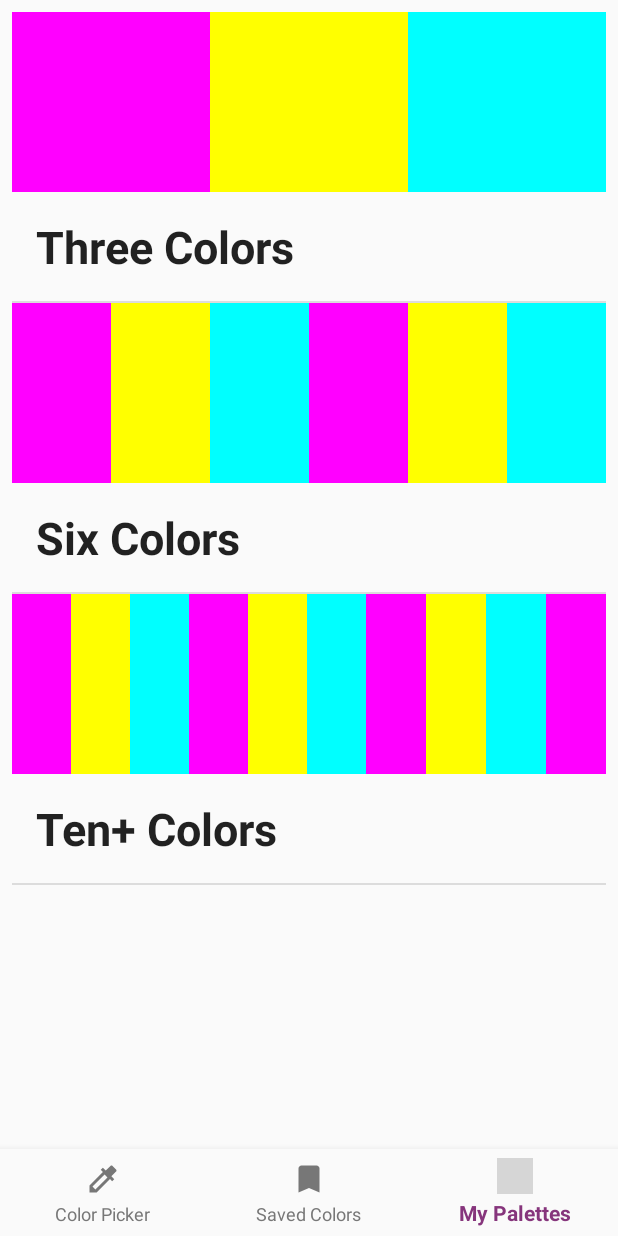
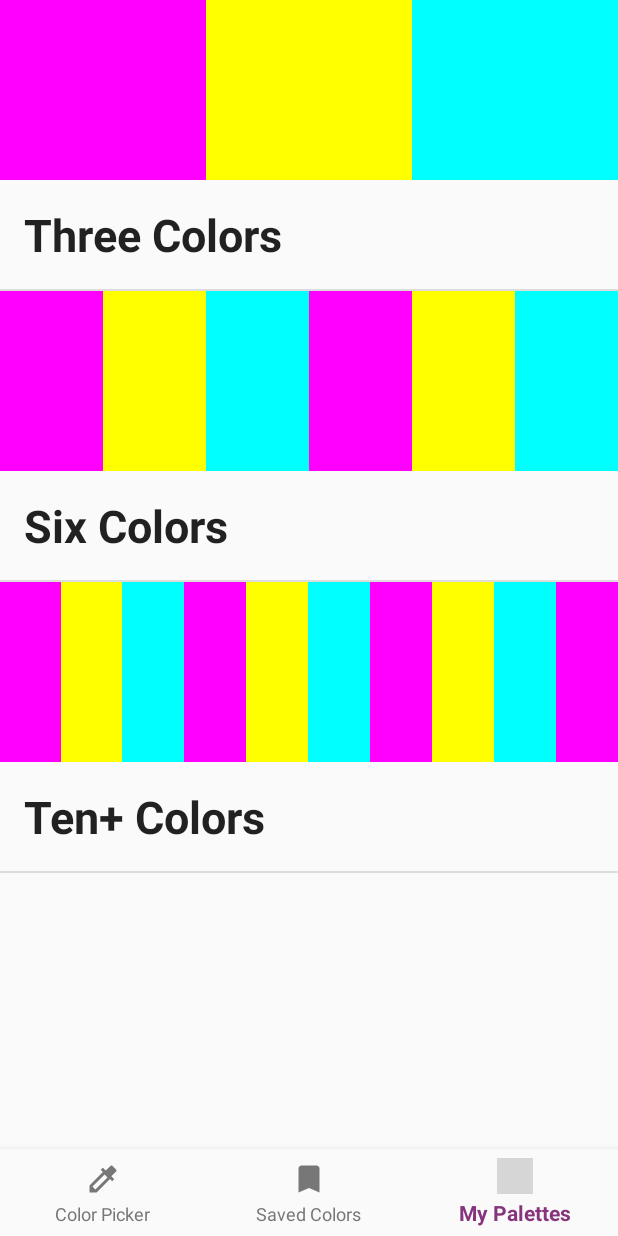
Before and after one commit to Team-Harmony-Dev/LiveColor, an Android app: the fragment SavedColorsFragment placed in its activity, item 3 of the bottom bar chosen, on a phone screen of 412 x 824 dp. Run offline under Robolectric (Android 15) with nearby library versions, the phone set to English and light mode, and no system bars; pictures from the network do not load; 1 statement that could not run was skipped; grey boxes are pictures that could not be loaded.

Commit message:
Misc. bug and layout fixes (phone orientation no longer rotatable)

```diff
--- a/app/src/main/java/com/harmony/livecolor/PaletteInfoActivity.java
+++ b/app/src/main/java/com/harmony/livecolor/PaletteInfoActivity.java
@@ -61,10 +61,6 @@ public class PaletteInfoActivity extends AppCompatActivity {
     public void initRecycler(){
         //get the RecyclerView from the view
         RecyclerView recyclerView = findViewById(R.id.paletteInfoRecycler);
-        //add divider decoration to make it match the assignment example?
-        RecyclerView.ItemDecoration itemDecoration = new
-                DividerItemDecoration(this, DividerItemDecoration.VERTICAL);
-        recyclerView.addItemDecoration(itemDecoration);
         //then initialize the adapter, passing in the bookList
         MySavedColorsRecyclerViewAdapter adapter = new MySavedColorsRecyclerViewAdapter(this,paletteColors,listener);
         //and set the adapter for the RecyclerView
--- a/app/src/main/java/com/harmony/livecolor/SavedColorsFragment.java
+++ b/app/src/main/java/com/harmony/livecolor/SavedColorsFragment.java
@@ -95,10 +95,6 @@ public class SavedColorsFragment extends Fragment {
     public void initRecycler(){
         //get the RecyclerView from the view
         RecyclerView recyclerView = view.findViewById(R.id.savedColorsRecycler);
-        //add divider decoration to make it match the assignment example?
-        RecyclerView.ItemDecoration itemDecoration = new
-                DividerItemDecoration(context, DividerItemDecoration.VERTICAL);
-        recyclerView.addItemDecoration(itemDecoration);
         //then initialize the adapter, passing in the bookList
         MySavedColorsRecyclerViewAdapter adapter = new MySavedColorsRecyclerViewAdapter(context,colorList,listener);
         //and set the adapter for the RecyclerView
--- a/app/src/main/res/layout/activity_main.xml
+++ b/app/src/main/res/layout/activity_main.xml
@@ -13,10 +13,6 @@
         android:id="@+id/frameLayout"
         android:layout_width="match_parent"
         android:layout_height="wrap_content"
-        android:layout_marginStart="8dp"
-        android:layout_marginTop="8dp"
-        android:layout_marginEnd="8dp"
-        android:layout_marginBottom="8dp"
         android:layout_weight="100">
 
     </FrameLayout>
--- a/app/src/main/res/layout/fragment_color_picker.xml
+++ b/app/src/main/res/layout/fragment_color_picker.xml
@@ -58,6 +58,9 @@
         android:layout_width="match_parent"
         android:layout_height="0dp"
         android:layout_weight="2.5"
+        android:layout_marginStart="8dp"
+        android:layout_marginEnd="8dp"
+        android:layout_marginBottom="8dp"
         android:gravity="bottom"
         android:orientation="horizontal"
         android:weightSum="10">
--- a/app/src/main/res/layout/fragment_saved_colors.xml
+++ b/app/src/main/res/layout/fragment_saved_colors.xml
@@ -8,8 +8,8 @@
 
     <ImageView
         android:id="@+id/color"
-        android:layout_width="150dp"
-        android:layout_height="150dp" />
+        android:layout_width="125dp"
+        android:layout_height="125dp" />
 
     <LinearLayout
         android:layout_width="match_parent"
```
Also changed, not shown: app/src/main/AndroidManifest.xml (+7 -3 lines).
